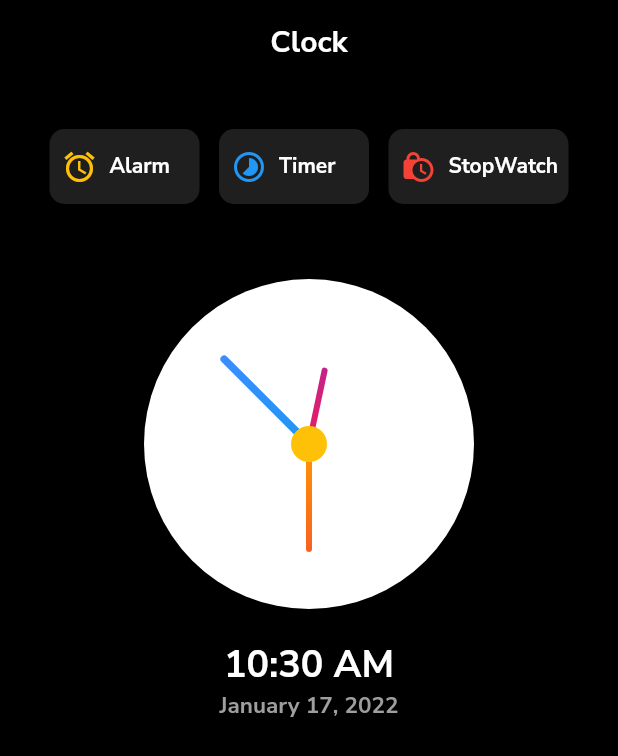
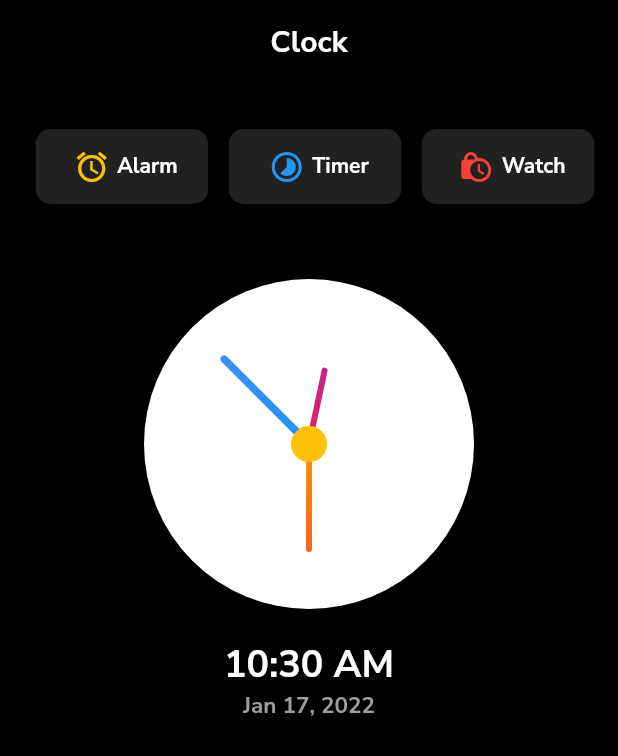
Before and after one commit to naveeramesh/clock_app, a Flutter app: the screen it shows after launch, on a phone screen of 412 x 824 dp. Shown: the top 756 px of the screen. Run offline on Flutter 3.47's test engine with Material 2 defaults, Android fonts, the phone set to English and light mode, and no system bars; our stand-ins replace google_fonts, lottie; network calls fail.

Commit message:
feat:Setting provider class

```diff
--- a/timer_app/lib/Screen/homeScreen.dart
+++ b/timer_app/lib/Screen/homeScreen.dart
@@ -1,7 +1,11 @@
+import 'dart:async';
+
 import 'package:flutter/material.dart';
 import 'package:google_fonts/google_fonts.dart';
 import 'package:intl/intl.dart';
+import 'package:provider/provider.dart';
 import 'package:timer_app/Screen/clock.dart';
+import 'package:timer_app/providers/service.dart';
 
 class HomeScreen extends StatefulWidget {
   const HomeScreen({Key? key}) : super(key: key);
@@ -12,14 +16,16 @@ class HomeScreen extends StatefulWidget {
 
 class _HomeScreenState extends State<HomeScreen> {
   DateTime dateTime = DateTime.now();
-  var date;
-  var day;
+  var date = DateFormat('hh:mm a').format(DateTime.now()).toString();
+  var day = DateFormat.yMMMd().format(DateTime.now()).toString();
   @override
   void initState() {
-    setState(() {
-      date = DateFormat('hh:mm a').format(DateTime.now()).toString();
-      day = DateFormat.yMMMMd().format(DateTime.now()).toString();
+    Timer.periodic(Duration(minutes: 1), (timer) {
+      setState(() {
+        date = DateFormat('hh:mm a').format(DateTime.now()).toString();
+      });
     });
+
     super.initState();
   }
 
@@ -40,86 +46,13 @@ class _HomeScreenState extends State<HomeScreen> {
       body: Column(
         children: [
           Padding(
-            padding: const EdgeInsets.only(top: 30.0, left: 20, right: 20),
+            padding: const EdgeInsets.only(top: 30.0, left: 10, right: 10),
             child: Row(
               mainAxisAlignment: MainAxisAlignment.spaceEvenly,
               children: [
-                Container(
-                  height: 50,
-                  width: 100,
-                  decoration: BoxDecoration(
-                      color: Colors.white12,
-                      borderRadius: BorderRadius.circular(10)),
-                  child: Row(
-                    children: [
-                      Padding(
-                        padding: const EdgeInsets.all(8.0),
-                        child: Icon(
-                          Icons.alarm,
-                          color: Colors.amber,
-                        ),
-                      ),
-                      Text(
-                        "Alarm",
-                        style: GoogleFonts.nunitoSans(
-                          color: Colors.white,
-                          fontWeight: FontWeight.bold,
-                        ),
-                      )
-                    ],
-                  ),
-                ),
-                Container(
-                  height: 50,
-                  width: 100,
-                  decoration: BoxDecoration(
-                      color: Colors.white12,
-                      borderRadius: BorderRadius.circular(10)),
-                  child: Row(
-                    children: [
-                      Padding(
-                        padding: const EdgeInsets.all(8.0),
-                        child: Icon(
-                          Icons.timelapse,
-                          color: Colors.blue,
-                        ),
-                      ),
-                      Text(
-                        "Timer",
-                        style: GoogleFonts.nunitoSans(
-                          color: Colors.white,
-                          fontWeight: FontWeight.bold,
-                        ),
-                      )
-                    ],
-                  ),
-                ),
-                Container(
-                  constraints: BoxConstraints(minWidth: 70),
-                  height: 50,
-                  width: 120,
-                  decoration: BoxDecoration(
-                      color: Colors.white12,
-                      borderRadius: BorderRadius.circular(10)),
-                  child: Row(
-                    children: [
-                      Padding(
-                        padding: const EdgeInsets.all(8.0),
-                        child: Icon(
-                          Icons.lock_clock,
-                          color: Colors.red,
-                        ),
-                      ),
-                      Text(
-                        "StopWatch",
-                        style: GoogleFonts.nunitoSans(
-                          color: Colors.white,
-                          fontWeight: FontWeight.bold,
-                        ),
-                      )
-                    ],
-                  ),
-                ),
+                Row_Container(Icon(Icons.alarm), "Alarm", Colors.amber),
+                Row_Container(Icon(Icons.timelapse), "Timer", Colors.blue),
+                Row_Container(Icon(Icons.lock_clock), "Watch", Colors.red)
               ],
             ),
           ),
@@ -140,9 +73,46 @@ class _HomeScreenState extends State<HomeScreen> {
             style: GoogleFonts.nunitoSans(
                 color: Colors.grey, fontWeight: FontWeight.bold, fontSize: 15),
           ),
-
         ],
       ),
     );
   }
+
+  Row_Container(Icon icon, String text, Color iconcolor) {
+    Service service = Provider.of<Service>(context);
+    return Padding(
+      padding: const EdgeInsets.only(left: 8.0),
+      child: GestureDetector(
+        onTap: () {
+          print(service.color);
+          text == "Alarm" ? service.color = Colors.red : null;
+        },
+        child: Container(
+          height: 50,
+          width: 115,
+          decoration: BoxDecoration(
+              borderRadius: BorderRadius.circular(10), color: service.color),
+          child: Row(
+            mainAxisAlignment: MainAxisAlignment.center,
+            children: [
+              SizedBox(
+                width: 5,
+              ),
+              Icon(icon.icon, color: iconcolor),
+              SizedBox(
+                width: 5,
+              ),
+              Text(
+                text.toString(),
+                style: GoogleFonts.nunitoSans(
+                  color: Colors.white,
+                  fontWeight: FontWeight.bold,
+                ),
+              ),
+            ],
+          ),
+        ),
+      ),
+    );
+  }
 }
--- a/timer_app/lib/main.dart
+++ b/timer_app/lib/main.dart
@@ -3,6 +3,8 @@ import 'dart:async';
 import 'package:flutter/material.dart';
 import 'package:google_fonts/google_fonts.dart';
 import 'package:lottie/lottie.dart';
+import 'package:provider/provider.dart';
+import 'package:timer_app/providers/service.dart';
 
 import 'Screen/homeScreen.dart';
 
@@ -14,12 +16,15 @@ class MyApp extends StatelessWidget {
   const MyApp({Key? key}) : super(key: key);
   @override
   Widget build(BuildContext context) {
-    return MaterialApp(
-      title: 'Flutter Demo',
-      theme: ThemeData(
-        primarySwatch: Colors.blue,
+    return ChangeNotifierProvider(
+      create: (context) => Service(),
+      child: MaterialApp(
+        title: 'Flutter Demo',
+        theme: ThemeData(
+          primarySwatch: Colors.blue,
+        ),
+        home: const SplashScreen(),
       ),
-      home: const SplashScreen(),
     );
   }
 }
--- /dev/null
+++ b/timer_app/lib/providers/service.dart
@@ -0,0 +1,6 @@
+import 'package:flutter/cupertino.dart';
+import 'package:flutter/material.dart';
+
+class Service extends ChangeNotifier {
+  Color color = Colors.grey[900]!;
+}
```
